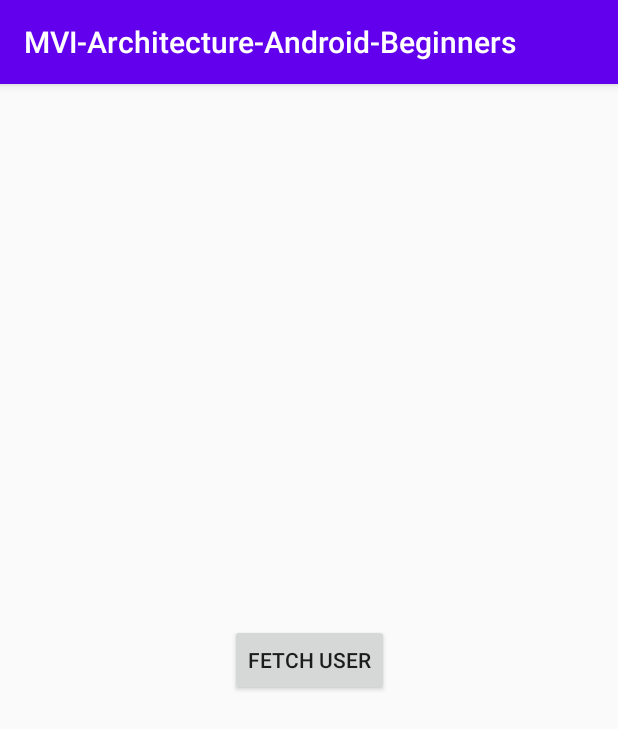
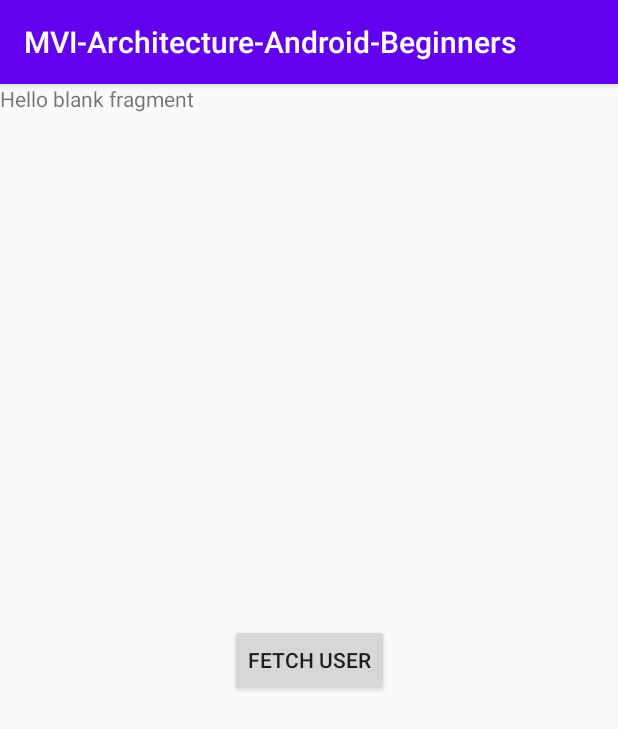
Before and after one commit to VaggBout/RetrofitTest-App, an Android app: the screen it shows after launch (MainActivity), on a phone screen of 412 x 824 dp. Shown: the top 729 px of the screen. Run offline under Robolectric (Android 15) with nearby library versions, the phone set to English and light mode, and no system bars; pictures from the network do not load.

```diff
--- a/app/build.gradle
+++ b/app/build.gradle
@@ -38,6 +38,7 @@ dependencies {
     implementation 'androidx.appcompat:appcompat:1.1.0'
     implementation 'androidx.core:core-ktx:1.2.0'
     implementation 'androidx.constraintlayout:constraintlayout:1.1.3'
+    implementation 'androidx.legacy:legacy-support-v4:1.0.0'
     testImplementation 'junit:junit:4.12'
     androidTestImplementation 'androidx.test.ext:junit:1.1.1'
     androidTestImplementation 'androidx.test.espresso:espresso-core:3.2.0'
--- /dev/null
+++ b/app/src/main/java/com/mindorks/framework/mvi/UsersFragment.kt
@@ -0,0 +1,57 @@
+package com.mindorks.framework.mvi
+
+import android.os.Bundle
+import android.os.Parcelable
+import androidx.fragment.app.Fragment
+import android.view.LayoutInflater
+import android.view.View
+import android.view.ViewGroup
+import android.widget.Toast
+import com.google.gson.Gson
+import com.mindorks.framework.mvi.data.model.Api_Response
+import com.mindorks.framework.mvi.data.model.Data
+import com.mindorks.framework.mvi.ui.main.Communicator
+import com.mindorks.framework.mvi.ui.main.view.MainActivity
+
+// TODO: Rename parameter arguments, choose names that match
+// the fragment initialization parameters, e.g. ARG_ITEM_NUMBER
+private const val ARG_PARAM1 = "param1"
+private const val ARG_PARAM2 = "param2"
+
+/**
+ * A simple [Fragment] subclass.
+ * Use the [UsersFragment.newInstance] factory method to
+ * create an instance of this fragment.
+ */
+class UsersFragment : Fragment() {
+
+    override fun onCreate(savedInstanceState: Bundle?) {
+        super.onCreate(savedInstanceState)
+    }
+
+    override fun onCreateView(
+        inflater: LayoutInflater, container: ViewGroup?,
+        savedInstanceState: Bundle?
+    ): View? {
+        // Inflate the layout for this fragment
+        val args = arguments
+        val response : Api_Response? = args?.getParcelable("users")
+        if (response != null) {
+            Toast.makeText(activity, response.data[0].name, Toast.LENGTH_LONG).show()
+        }
+        return inflater.inflate(R.layout.fragment_users, container, false)
+
+    }
+
+    companion object {
+
+        @JvmStatic
+        fun newInstance(users: Api_Response) : UsersFragment {
+            val args = Bundle()
+            args.putParcelable("users",users)
+            val fragment = UsersFragment()
+            fragment.arguments = args
+            return fragment
+    }
+
+}}
--- a/app/src/main/java/com/mindorks/framework/mvi/data/model/Data.kt
+++ b/app/src/main/java/com/mindorks/framework/mvi/data/model/Data.kt
@@ -1,7 +1,10 @@
 package com.mindorks.framework.mvi.data.model
 
+import android.os.Parcelable
 import com.google.gson.annotations.SerializedName
+import kotlinx.android.parcel.Parcelize
 
+@Parcelize
 data class Data (
 
 	@SerializedName("id") val id : Int,
@@ -11,4 +14,4 @@ data class Data (
 	@SerializedName("status") val status : String,
 	@SerializedName("created_at") val created_at : String,
 	@SerializedName("updated_at") val updated_at : String
-)
+) : Parcelable
--- a/app/src/main/java/com/mindorks/framework/mvi/data/model/Meta.kt
+++ b/app/src/main/java/com/mindorks/framework/mvi/data/model/Meta.kt
@@ -1,8 +1,11 @@
 package com.mindorks.framework.mvi.data.model
 
+import android.os.Parcelable
 import com.google.gson.annotations.SerializedName
+import kotlinx.android.parcel.Parcelize
 
+@Parcelize
 data class Meta (
 
 	@SerializedName("pagination") val pagination : Pagination
-)
+) : Parcelable
--- a/app/src/main/java/com/mindorks/framework/mvi/data/model/Pagination.kt
+++ b/app/src/main/java/com/mindorks/framework/mvi/data/model/Pagination.kt
@@ -1,11 +1,14 @@
 package com.mindorks.framework.mvi.data.model
 
+import android.os.Parcelable
 import com.google.gson.annotations.SerializedName
+import kotlinx.android.parcel.Parcelize
 
+@Parcelize
 data class Pagination (
 
 	@SerializedName("total") val total : Int,
 	@SerializedName("pages") val pages : Int,
 	@SerializedName("page") val page : Int,
 	@SerializedName("limit") val limit : Int
-)
+) : Parcelable
--- /dev/null
+++ b/app/src/main/java/com/mindorks/framework/mvi/ui/main/Communicator.kt
@@ -0,0 +1,8 @@
+package com.mindorks.framework.mvi.ui.main
+
+import com.mindorks.framework.mvi.data.model.Data
+
+interface Communicator {
+
+    fun passUserData(list: List<Data>)
+}
--- a/app/src/main/res/layout/activity_main.xml
+++ b/app/src/main/res/layout/activity_main.xml
@@ -11,6 +11,12 @@
         android:layout_width="match_parent"
         android:layout_height="match_parent"
         android:visibility="gone" />
+
+    <fragment
+        android:id="@+id/details_fragment"
+        android:name="com.mindorks.framework.mvi.UsersFragment"
+        android:layout_width="match_parent"
+        android:layout_height="match_parent"/>
 
     <ProgressBar
         android:id="@+id/progressBar"
--- /dev/null
+++ b/app/src/main/res/layout/fragment_users.xml
@@ -0,0 +1,14 @@
+<?xml version="1.0" encoding="utf-8"?>
+<FrameLayout xmlns:android="http://schemas.android.com/apk/res/android"
+    xmlns:tools="http://schemas.android.com/tools"
+    android:layout_width="match_parent"
+    android:layout_height="match_parent"
+    tools:context=".UsersFragment">
+
+    <!-- TODO: Update blank fragment layout -->
+    <TextView
+        android:layout_width="match_parent"
+        android:layout_height="match_parent"
+        android:text="@string/hello_blank_fragment" />
+
+</FrameLayout>
--- /dev/null
+++ b/app/src/main/res/values/dimens.xml
@@ -0,0 +1,4 @@
+<?xml version="1.0" encoding="utf-8"?>
+<resources>
+    <dimen name="text_margin">16dp</dimen>
+</resources>
--- a/app/src/main/res/values/strings.xml
+++ b/app/src/main/res/values/strings.xml
@@ -1,4 +1,6 @@
 <resources>
     <string name="app_name">MVI-Architecture-Android-Beginners</string>
     <string name="fetch_user">Fetch User</string>
+    <!-- TODO: Remove or change this placeholder text -->
+    <string name="hello_blank_fragment">Hello blank fragment</string>
 </resources>
```
Also changed, not shown: app/src/main/java/com/mindorks/framework/mvi/data/model/Api_Response.kt (+6 -2 lines), app/src/main/java/com/mindorks/framework/mvi/ui/main/view/MainActivity.kt (+22 -3 lines).
